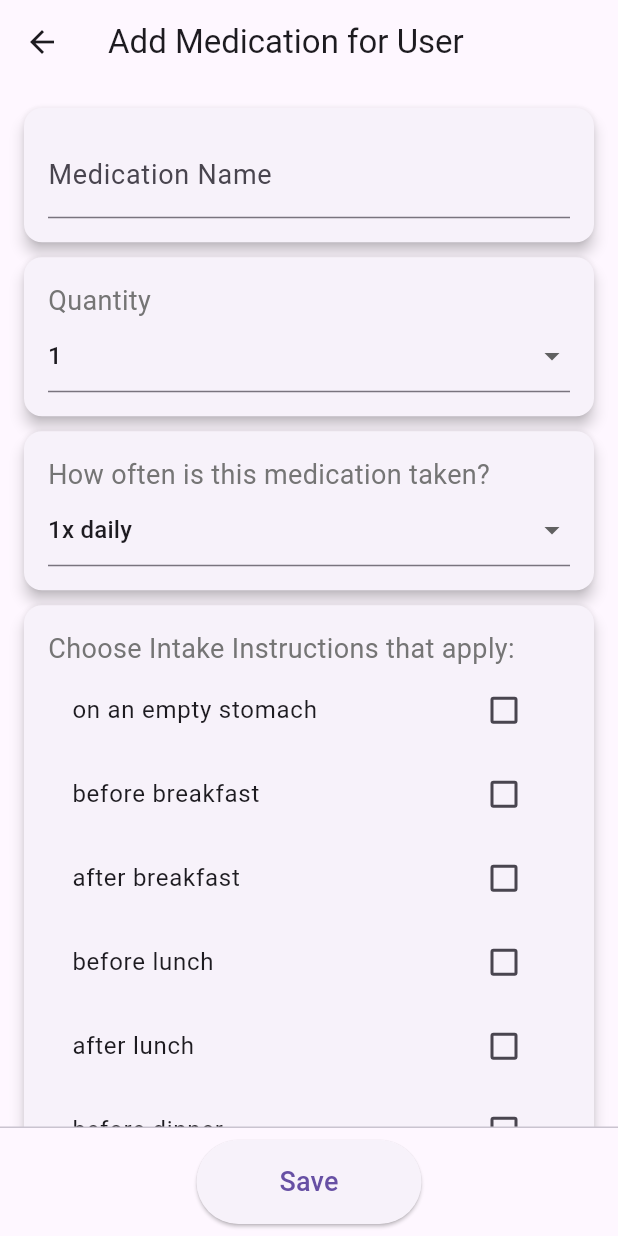
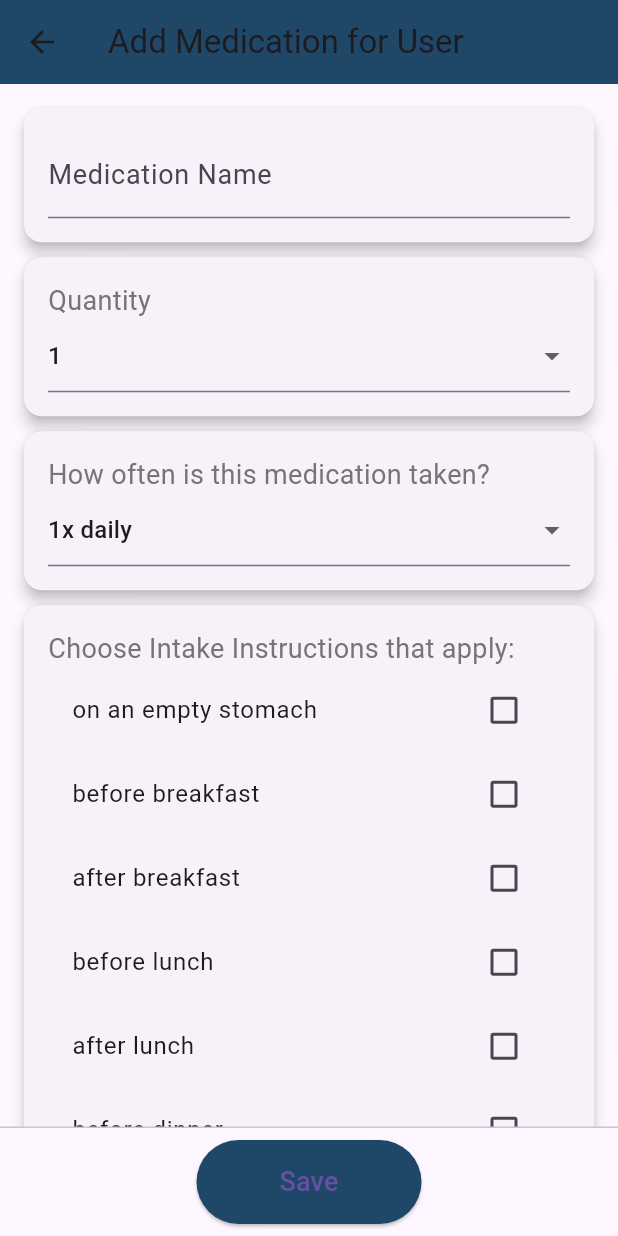
Before and after one commit to frankynava22/easypeasypal, a Flutter app: the SuperMedicationFormScreen screen opened directly with empty values, on a phone screen of 412 x 824 dp. Run offline on Flutter 3.47's test engine with Material 3 defaults, Android fonts, the phone set to English and light mode, and no system bars; our stand-ins replace cloud_firestore, firebase_auth, firebase_core, firebase_messaging, flutter_local_notifications, google_sign_in and 1 more; accounts and stored records are empty.

Commit message:
color pallette finished, caretaker add finished

```diff
--- a/lib/screens/caretaker_dash.dart
+++ b/lib/screens/caretaker_dash.dart
@@ -208,6 +208,7 @@ class _CaretakerDashboardScreenState extends State<CaretakerDashboardScreen> {
               );
             },
             child: Text('Communication'),
+            style: ElevatedButton.styleFrom(backgroundColor: const Color.fromARGB(255, 30, 71, 104)), // Change this color to your desired background color
           ),
         ],
       ),
--- a/lib/screens/super_medication_form.dart
+++ b/lib/screens/super_medication_form.dart
@@ -67,7 +67,7 @@ class _SuperMedicationFormScreenState
   Widget build(BuildContext context) {
     return Scaffold(
       appBar: AppBar(
-        title: Text('Add Medication for User'),
+        title: Text('Add Medication for User'), backgroundColor: const Color.fromARGB(255, 30, 71, 104),
       ),
       body: ListView(
         padding: const EdgeInsets.all(16.0),
@@ -171,7 +171,7 @@ class _SuperMedicationFormScreenState
                               selectedInstructions.remove(instruction);
                             }
                           });
-                        },
+                        }, activeColor: const Color.fromARGB(255, 30, 71, 104),
                       );
                     }).toList(),
                   ),
@@ -203,11 +203,10 @@ class _SuperMedicationFormScreenState
               'Save',
               style: TextStyle(fontSize: 18),
             ),
-            style: ButtonStyle(
-              minimumSize:
-                  MaterialStateProperty.all(Size(150, 0)),
-              padding: MaterialStateProperty.all(
-                  EdgeInsets.all(15.0)),
+            style: ElevatedButton.styleFrom(
+              primary: const Color.fromARGB(255, 30, 71, 104), // Set the background color
+              minimumSize: Size(150, 0),
+              padding: EdgeInsets.all(15.0),
             ),
           ),
         ),
```
Also changed, not shown: lib/screens/caretaker_add.dart (+33 -15 lines), lib/screens/medication_edit_form.dart (+6 -5 lines), lib/screens/medication_form.dart (+5 -4 lines).
